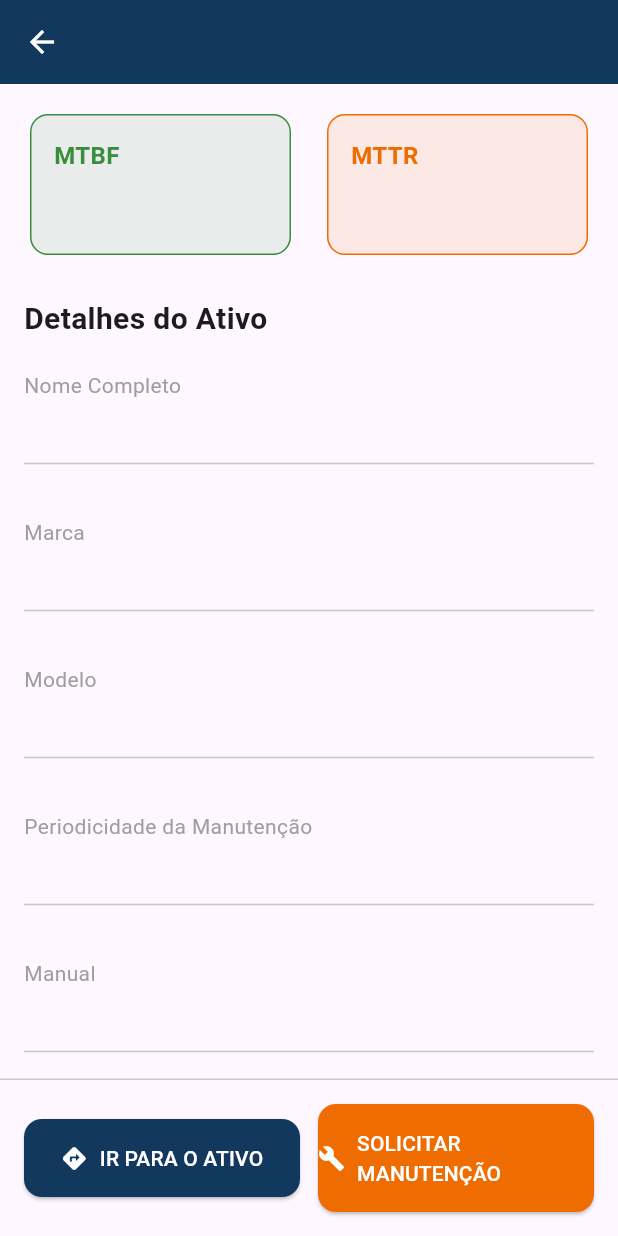
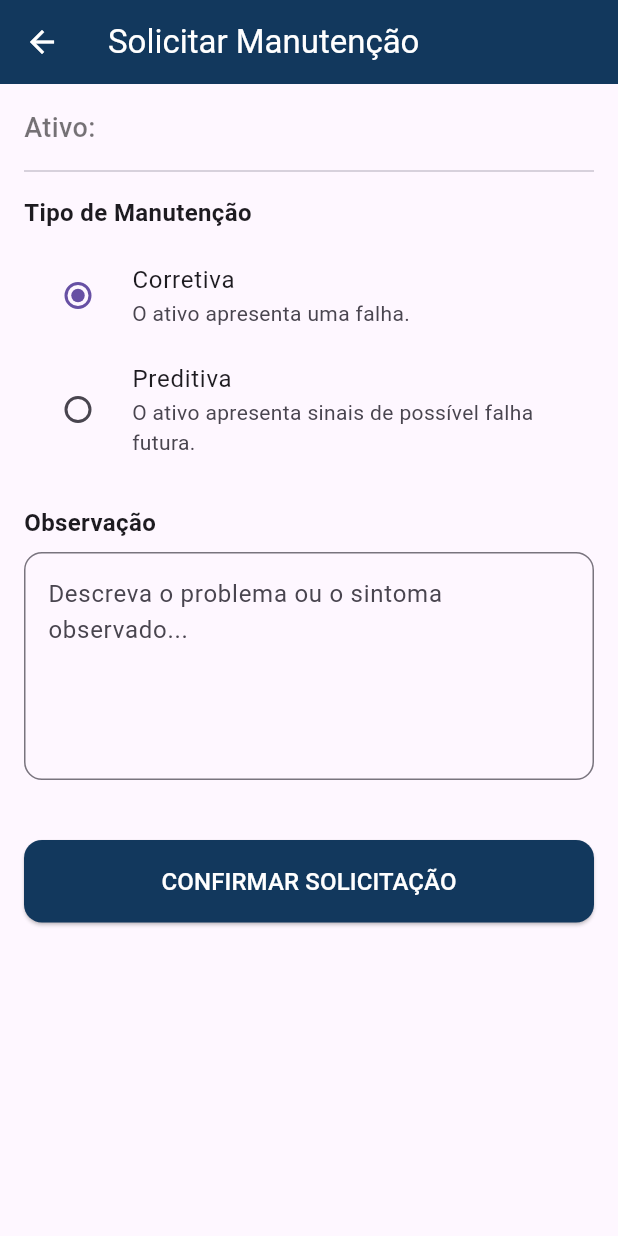
Before and after one commit to jpsantosss/flutter-indicativo-app, a Flutter app: the InfoAtivoScreen screen opened directly with empty values, after a tap on "SOLICITAR MANUTENÇÃO", on a phone screen of 412 x 824 dp. Run offline on Flutter 3.47's test engine with Material 3 defaults, Android fonts, the light colour scheme and no system bars; our stand-ins replace google_maps_flutter.

Commit message:
feat(ativo): adicionado SolicitarManutencaoScreen e integrado ao fluxo de navegação
Introduz a tela SolicitarManutencaoScreen para permitir que os usuários solicitem manutenção de um ativo. Foi integrada a navegação a partir da InfoAtivoScreen para a nova tela, além da remoção de comentários obsoletos no SearchScreen.

```diff
--- a/lib/presentation/screens/search/info_ativo_screen.dart
+++ b/lib/presentation/screens/search/info_ativo_screen.dart
@@ -1,5 +1,6 @@
 import 'package:flutter/material.dart';
 import 'package:flutter_tcc/data/models/ativo.dart';
+import 'package:flutter_tcc/presentation/screens/search/solicitar_manutencao_screen.dart';
 
 class InfoAtivoScreen extends StatelessWidget {
   final Ativo ativo;
@@ -142,7 +143,12 @@ class InfoAtivoScreen extends StatelessWidget {
                   icon: const Icon(Icons.build),
                   label: const Text('SOLICITAR MANUTENÇÃO'),
                   onPressed: () {
-                    /* Ação para solicitar manutenção no futuro */
+                    Navigator.push(
+                      context,
+                      MaterialPageRoute(
+                        builder: (context) => SolicitarManutencaoScreen(ativo: ativo),
+                      ),
+                    );
                   },
                   style: ElevatedButton.styleFrom(
                     backgroundColor: Colors.orange.shade800,
--- a/lib/presentation/screens/search/search_screen.dart
+++ b/lib/presentation/screens/search/search_screen.dart
@@ -91,7 +91,6 @@ class _SearchScreenState extends State<SearchScreen> {
                     builder: (context) => InfoAtivoScreen(ativo: ativo),
                   ),
                 );
-                /* Ação para ver informações no futuro */
               },
               icon: const Icon(Icons.info_outline),
               tooltip: 'Informações do ativo',
--- /dev/null
+++ b/lib/presentation/screens/search/solicitar_manutencao_screen.dart
@@ -0,0 +1,122 @@
+import 'package:flutter/material.dart';
+import 'package:flutter_tcc/data/models/ativo.dart';
+
+enum TipoManutencao { corretiva, preditiva }
+
+class SolicitarManutencaoScreen extends StatefulWidget {
+  final Ativo ativo;
+  const SolicitarManutencaoScreen({super.key, required this.ativo});
+
+  @override
+  State<SolicitarManutencaoScreen> createState() =>
+      _SolicitarManutencaoScreenState();
+}
+
+class _SolicitarManutencaoScreenState extends State<SolicitarManutencaoScreen> {
+  TipoManutencao? _tipoSelecionado = TipoManutencao.corretiva;
+  final _observacaoController = TextEditingController();
+
+  @override
+  Widget build(BuildContext context) {
+    const Color primaryColor = Color(0xFF12385D);
+
+    return Scaffold(
+      appBar: AppBar(
+        title: const Text('Solicitar Manutenção'),
+        backgroundColor: primaryColor,
+        foregroundColor: Colors.white,
+      ),
+      body: SingleChildScrollView(
+        child: Padding(
+          padding: const EdgeInsets.all(16.0),
+          child: Column(
+            crossAxisAlignment: CrossAxisAlignment.start,
+            children: [
+              Text(
+                'Ativo: ${widget.ativo.nome}',
+                style: const TextStyle(
+                  fontSize: 18,
+                  fontWeight: FontWeight.w500,
+                  color: Colors.black54,
+                ),
+              ),
+              const Divider(height: 32),
+
+              //Campos para informações de abertura de OS
+              const Text(
+                'Tipo de Manutenção',
+                style: TextStyle(fontSize: 16, fontWeight: FontWeight.bold),
+              ),
+              const SizedBox(height: 8),
+              RadioListTile<TipoManutencao>(
+                title: const Text('Corretiva'),
+                subtitle: const Text('O ativo apresenta uma falha.'),
+                value: TipoManutencao.corretiva,
+                groupValue: _tipoSelecionado,
+                onChanged: (value) {
+                  setState(() {
+                    _tipoSelecionado = value;
+                  });
+                },
+              ),
+              RadioListTile<TipoManutencao>(
+                title: const Text('Preditiva'),
+                subtitle: const Text(
+                  'O ativo apresenta sinais de possível falha futura.',
+                ),
+                value: TipoManutencao.preditiva,
+                groupValue: _tipoSelecionado,
+                onChanged: (value) {
+                  setState(() {
+                    _tipoSelecionado = value;
+                  });
+                },
+              ),
+              const SizedBox(height: 24),
+
+              const Text(
+                'Observação',
+                style: TextStyle(fontSize: 16, fontWeight: FontWeight.bold),
+              ),
+              const SizedBox(height: 8),
+              TextField(
+                controller: _observacaoController,
+                maxLines: 5,
+                decoration: InputDecoration(
+                  hintText: 'Descreva o problema ou o sintoma observado...',
+                  border: OutlineInputBorder(
+                    borderRadius: BorderRadius.circular(12),
+                  ),
+                ),
+              ),
+              const SizedBox(height: 40),
+
+              //Botão de confirmar
+              SizedBox(
+                width: double.infinity,
+                child: ElevatedButton(
+                  onPressed: () {
+                    // Lógica para enviar a solicitação no futuro, por enquanto, apenas fecha a tela
+                    Navigator.pop(context);
+                  },
+                  style: ElevatedButton.styleFrom(
+                    backgroundColor: primaryColor,
+                    foregroundColor: Colors.white,
+                    padding: const EdgeInsets.symmetric(vertical: 16),
+                    shape: RoundedRectangleBorder(
+                      borderRadius: BorderRadius.circular(12),
+                    ),
+                  ),
+                  child: const Text(
+                    'CONFIRMAR SOLICITAÇÃO',
+                    style: TextStyle(fontSize: 16),
+                  ),
+                ),
+              ),
+            ],
+          ),
+        ),
+      ),
+    );
+  }
+}
```
